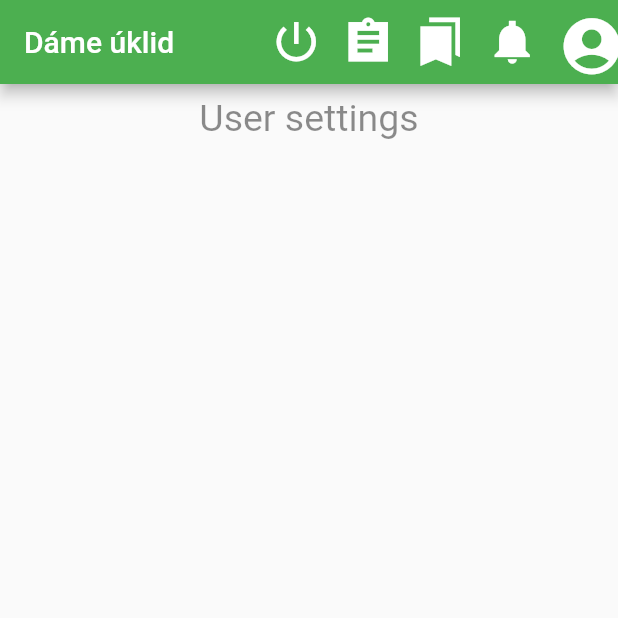
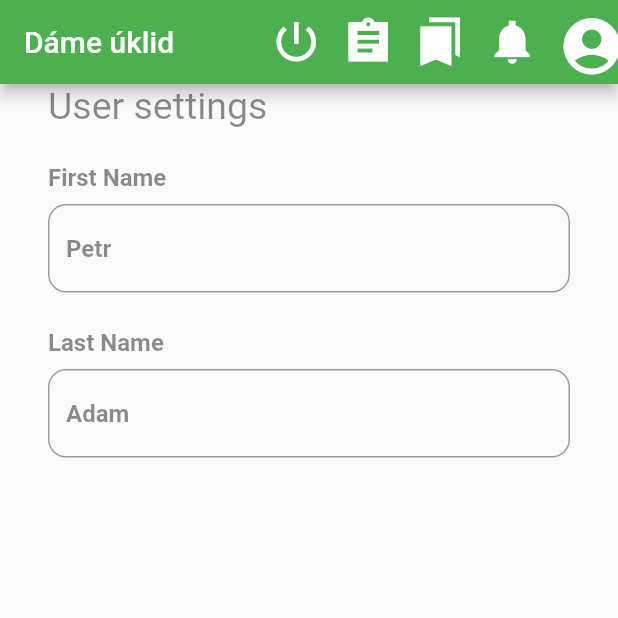
Before and after one commit to J4ku8/cleaningService, a Flutter app: the screen it shows after launch, on a phone screen of 412 x 824 dp, the top half of it. Run offline on Flutter 3.47's test engine with Material 2 defaults, Android fonts, the phone set to English and light mode, and no system bars; our stand-ins replace date_field, flutter_map, latlong2.

Commit message:
Profile fields for name

```diff
--- /dev/null
+++ b/lib/Components/textfield_widget.dart
@@ -0,0 +1,59 @@
+import 'package:flutter/material.dart';
+
+class TextFieldWidget extends StatefulWidget {
+  final int maxLines;
+  final String label;
+  final String text;
+  final ValueChanged<String> onChanged;
+
+  const TextFieldWidget({
+    Key? key,
+    this.maxLines = 1,
+    required this.label,
+    required this.text,
+    required this.onChanged,
+  }) : super(key: key);
+
+  @override
+  _TextFieldWidgetState createState() => _TextFieldWidgetState();
+}
+
+class _TextFieldWidgetState extends State<TextFieldWidget> {
+  late final TextEditingController controller;
+
+  @override
+  void initState() {
+    super.initState();
+
+    controller = TextEditingController(text: widget.text);
+  }
+
+  @override
+  void dispose() {
+    controller.dispose();
+
+    super.dispose();
+  }
+
+  @override
+  Widget build(BuildContext context) => Column(
+        crossAxisAlignment: CrossAxisAlignment.start,
+        children: [
+          Text(
+            widget.label,
+            style: TextStyle(fontWeight: FontWeight.bold, fontSize: 16, color: Colors.black45),
+          ),
+          const SizedBox(height: 8),
+          TextField(
+            style: TextStyle(fontWeight: FontWeight.bold, fontSize: 16, color: Colors.black45),
+            controller: controller,
+            decoration: InputDecoration(
+              border: OutlineInputBorder(
+                borderRadius: BorderRadius.circular(12),
+              ),
+            ),
+            maxLines: widget.maxLines,
+          ),
+        ],
+      );
+}
--- a/lib/main.dart
+++ b/lib/main.dart
@@ -1,4 +1,5 @@
 import 'package:cleaning/Components/CleanerCard.dart';
+import 'package:cleaning/Components/textfield_widget.dart';
 import 'package:cleaning/model/Address.dart';
 import 'package:cleaning/model/Cleaner.dart';
 import 'package:cleaning/model/LtdLng.dart';
@@ -552,27 +553,27 @@ class _EditProfilePageState extends State<EditProfilePage> {
             )
           ],
         ),
-        body: SingleChildScrollView(
-          child: Center(
-            child: Column(
-              //mainAxisAlignment: MainAxisAlignment.center,
-              children: <Widget>[
-                Padding(
-                  padding: const EdgeInsets.symmetric(
-                      vertical: 8.0, horizontal: 0.0),
-                  child: SizedBox(
-                    width: MediaQuery.of(context).size.width * 0.5,
-                    child: Row(
-                        mainAxisAlignment: MainAxisAlignment.spaceEvenly,
-                        children: <Widget>[ Text("User settings", style: TextStyle(color: Colors.black45, fontSize: 25) ),
+        body: ListView(
+          padding: EdgeInsets.symmetric(horizontal: 32),
+          physics: BouncingScrollPhysics(),
+          children: [
+            Text("User settings", style: TextStyle(color: Colors.black45, fontSize: 25)),
+            const SizedBox(height: 24),
+            TextFieldWidget(
+              label: 'First Name',
+              text: user.name,
+              onChanged: (name) {},
+            ),
+            const SizedBox(height: 24),
+            TextFieldWidget(
+              label: 'Last Name',
+              text: user.surname,
+              onChanged: (surname) {},
+            ),
 
-                        ]),
-                  ),
-                ),
-              ],
-            ),
-          ),
-        ));
+          ],
+        ),
+      );
   }
 
 
```
